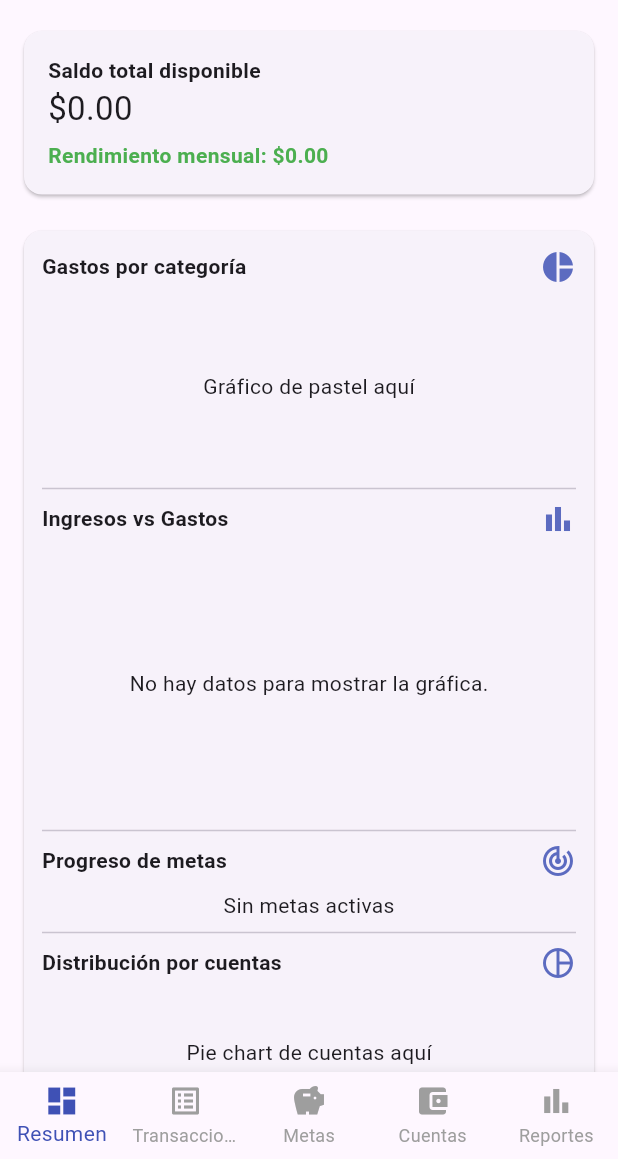
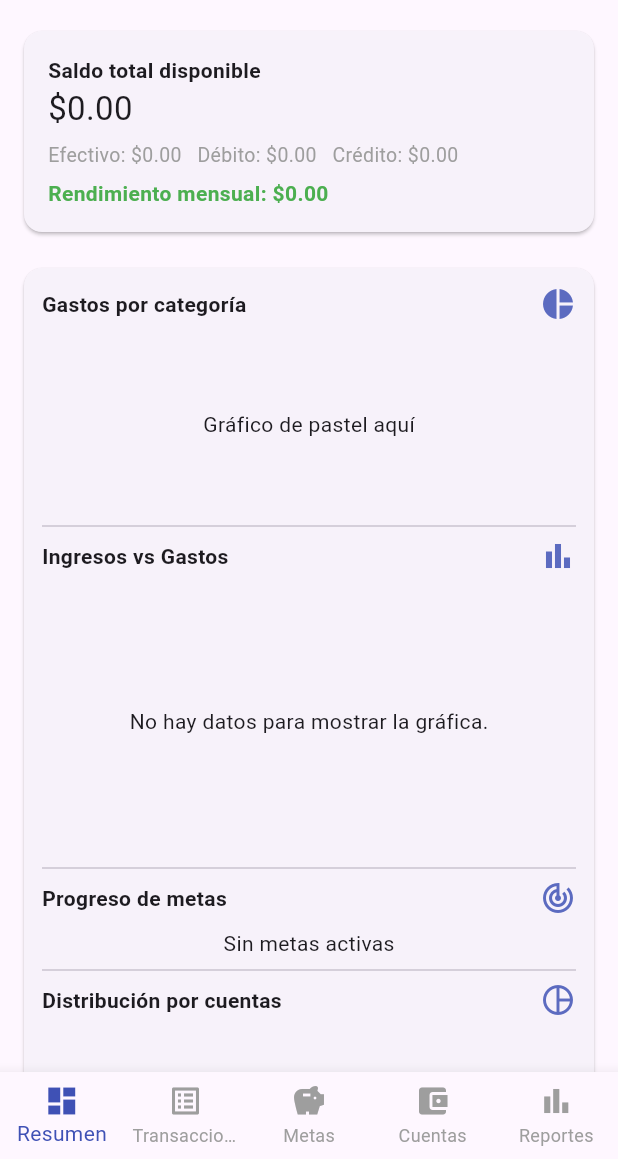
Before and after one commit to jesus2419/financial_app, a Flutter app: the MainScreen screen opened directly with empty values, on a phone screen of 412 x 824 dp, the part 77-1236 px from its top. Run offline on Flutter 3.47's test engine with Material 3 defaults, Android fonts, the phone set to English and light mode, and no system bars; our stand-ins replace fl_chart, sqflite; accounts and stored records are empty.

Commit message:
dashboard

```diff
--- a/financial_app/lib/view/dashboard_section.dart
+++ b/financial_app/lib/view/dashboard_section.dart
@@ -48,12 +48,10 @@ class _DashboardSectionState extends State<DashboardSection> {
               future: _accountsFuture,
               builder: (context, accSnap) {
                 final accounts = accSnap.data ?? [];
+                // Suma de todos los saldos de cuentas (igual que en transactions)
                 final totalBalance = accounts.fold<double>(
                   0.0,
-                  (sum, acc) =>
-                      sum +
-                      (acc.type == 'credit' ? (acc.creditLimit ?? 0) : 0) +
-                      (acc.type != 'credit' ? (acc.creditLimit ?? 0) + 0 : 0),
+                  (sum, acc) => sum + (acc.creditLimit ?? 0),
                 );
                 final efectivo = accounts
                     .where((a) => a.type == 'cash')
@@ -99,6 +97,15 @@ class _DashboardSectionState extends State<DashboardSection> {
                                   Text(
                                     currencyFormat.format(totalBalance),
                                     style: const TextStyle(fontSize: 22),
+                                  ),
+                                  const SizedBox(height: 6),
+                                  // Mostrar desglose por tipo de cuenta
+                                  Text(
+                                    'Efectivo: ${currencyFormat.format(efectivo)}   Débito: ${currencyFormat.format(debito)}   Crédito: ${currencyFormat.format(credito)}',
+                                    style: const TextStyle(
+                                      fontSize: 13,
+                                      color: Colors.grey,
+                                    ),
                                   ),
                                   const SizedBox(height: 6),
                                   Text(
```
